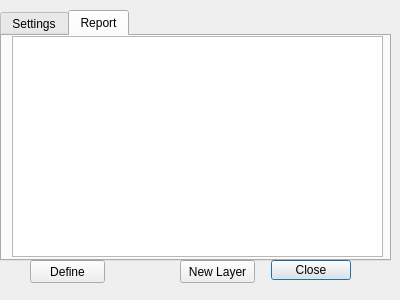
Old version of the form Arraymaker_dialog_base.ui in the repository sickel/Arraymaker.
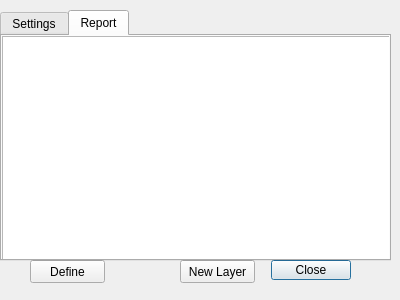
New version of the form. The open tabs and pages were chosen to show the change. Custom widgets are drawn as their Qt base class.

Patch:
```diff
--- a/Arraymaker_dialog_base.ui
+++ b/Arraymaker_dialog_base.ui
@@ -176,10 +176,10 @@
     <widget class="QTextEdit" name="TEReport">
      <property name="geometry">
       <rect>
-       <x>10</x>
+       <x>0</x>
        <y>0</y>
-       <width>371</width>
-       <height>221</height>
+       <width>391</width>
+       <height>231</height>
       </rect>
      </property>
      <property name="readOnly">
```
Left out of the diff: 2 changed lines with no effect on the pictures.
